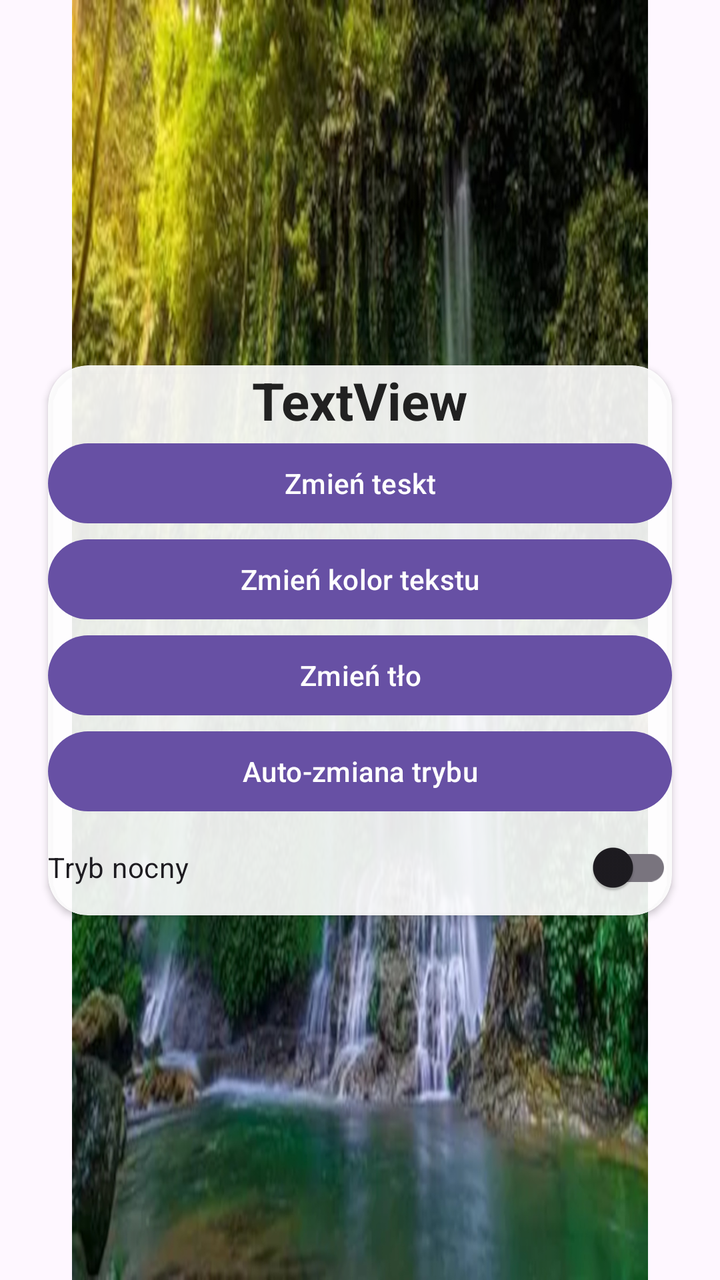
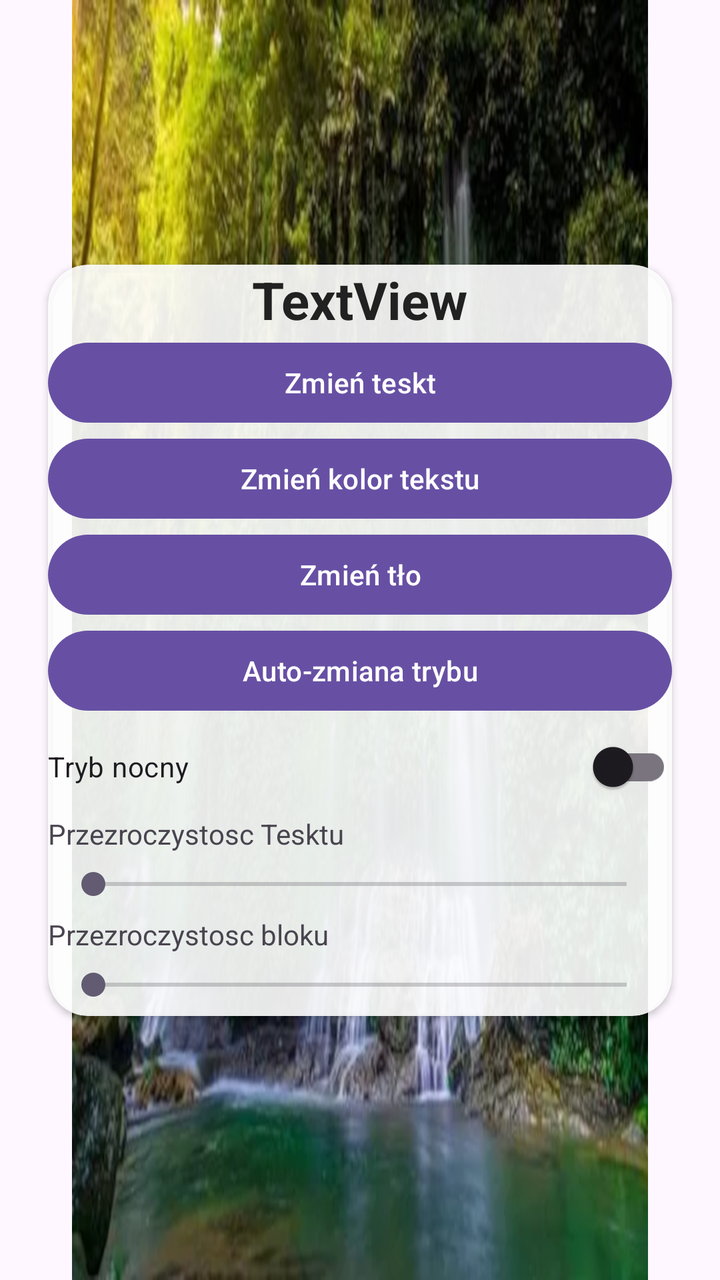

An Android layout rendered at two revisions. The XML below is the earlier revision; the diff shows what the commit changed to produce the second picture.
<!-- AndroidManifest.xml: application theme Theme.ZmieniaczTla -->
<!-- res/layout/activity_main.xml -->
<?xml version="1.0" encoding="utf-8"?>
<androidx.constraintlayout.widget.ConstraintLayout xmlns:android="http://schemas.android.com/apk/res/android"
    xmlns:app="http://schemas.android.com/apk/res-auto"
    xmlns:tools="http://schemas.android.com/tools"
    android:id="@+id/main"
    android:layout_width="match_parent"
    android:layout_height="match_parent"
    tools:context=".MainActivity"
    tools:visibility="visible">


    <androidx.cardview.widget.CardView
        android:layout_width="match_parent"
        android:layout_height="wrap_content"
        android:layout_gravity="center"
        android:layout_margin="24dp"
        app:cardCornerRadius="20dp"
        android:backgroundTint="@color/card_bg"
        app:layout_constraintBottom_toBottomOf="parent"
        app:layout_constraintEnd_toEndOf="parent"
        app:layout_constraintStart_toStartOf="parent"
        app:layout_constraintTop_toTopOf="parent" >

        <LinearLayout
            android:layout_width="match_parent"
            android:layout_height="match_parent"
            android:gravity="center"
            android:orientation="vertical">

        <TextView
            android:id="@+id/tvText"
            android:layout_width="wrap_content"
            android:layout_height="wrap_content"
            android:layout_gravity="center"
            android:textSize="26sp"
            android:textColor="@color/text_color"
            android:textStyle="bold"
            android:text="TextView" />


            <Button
                android:id="@+id/btnChangeText"
                android:layout_width="match_parent"
                android:layout_height="wrap_content"
                android:text="Zmień teskt"
                android:layout_weight="1"/>

            <Button
                android:id="@+id/btnChangeColor"
                android:layout_width="match_parent"
                android:layout_height="wrap_content"
                android:text="Zmień kolor tekstu"
                android:layout_weight="1"/>

            <Button
                android:id="@+id/btnChangeBg"
                android:layout_width="match_parent"
                android:layout_height="wrap_content"
                android:text="Zmień tło"
                android:layout_weight="1"/>

            <Button
                android:id="@+id/btnTrybAuto"
                android:layout_width="match_parent"
                android:layout_height="wrap_content"
                android:text="Auto-zmiana trybu"
                android:layout_weight="1"/>

            <androidx.appcompat.widget.SwitchCompat
                android:id="@+id/switchNight"
                android:layout_width="match_parent"
                android:layout_height="wrap_content"
                android:layout_gravity="center"
                android:text="Tryb nocny" />
        </LinearLayout>
    </androidx.cardview.widget.CardView>

    <ImageView
        android:id="@+id/bgImage"
        android:layout_width="match_parent"
        android:layout_height="match_parent"
        android:src="@drawable/tlo1" />

</androidx.constraintlayout.widget.ConstraintLayout>
<!-- resources referenced by this layout -->
<resources>
  <color name="card_bg">#E6FFFFFF</color>
  <color name="text_color">#212121</color>
  <!-- drawable tlo1: jpg bitmap (drawable, 463744 bytes) -->
  <style name="Theme.ZmieniaczTla" parent="Base.Theme.ZmieniaczTla" />
  <style name="Base.Theme.ZmieniaczTla" parent="Theme.Material3.DayNight.NoActionBar">
          
          
      </style>
</resources>

<!-- the commit's change to res/layout/activity_main.xml (unified diff, before → after) -->
@@ -72,6 +72,30 @@
                 android:layout_height="wrap_content"
                 android:layout_gravity="center"
                 android:text="Tryb nocny" />
+
+            <TextView
+                android:id="@+id/textView"
+                android:layout_width="match_parent"
+                android:layout_height="wrap_content"
+                android:text="Przezroczystosc Tesktu" />
+
+            <SeekBar
+                android:id="@+id/seekBarTranspText"
+                android:layout_width="match_parent"
+                android:layout_height="wrap_content"
+                android:layout_margin="20px"/>
+
+            <TextView
+                android:id="@+id/textView2"
+                android:layout_width="match_parent"
+                android:layout_height="wrap_content"
+                android:text="Przezroczystosc bloku" />
+
+            <SeekBar
+                android:id="@+id/seekBarTranspBloku"
+                android:layout_width="match_parent"
+                android:layout_height="wrap_content"
+                android:layout_margin="20px"/>
         </LinearLayout>
     </androidx.cardview.widget.CardView>
 
